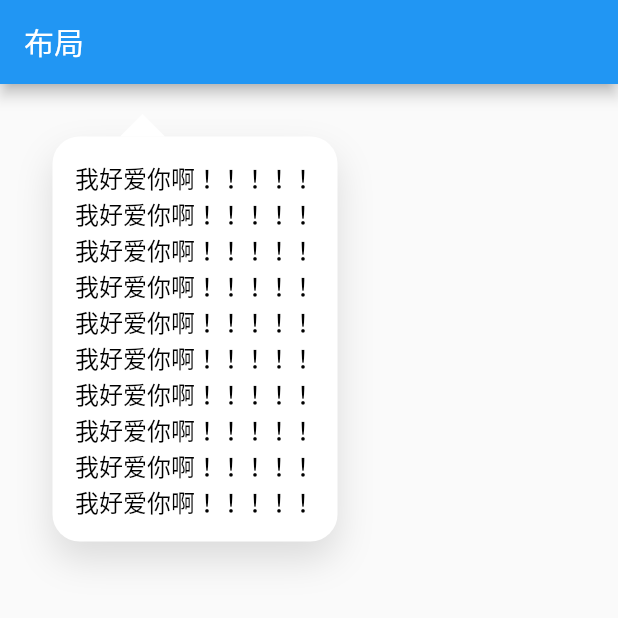
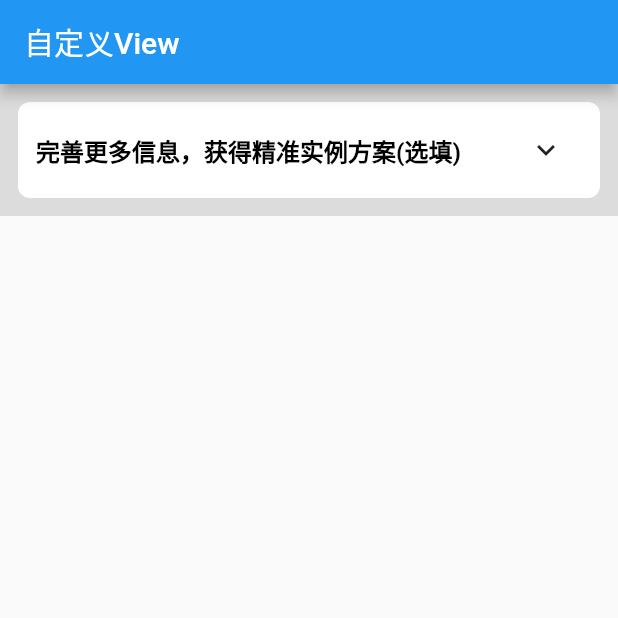
Before and after one commit to iichen-bycode/FlutterPractice, a Flutter app: the screen it shows after launch, on a phone screen of 412 x 824 dp, the top half of it. Run offline on Flutter 3.47's test engine with Material 2 defaults, Android fonts, the phone set to English and light mode, and no system bars; our stand-ins replace flutter_colorpicker, get, image_gallery_saver, photo_view.

Commit message:
伸缩组件

```diff
--- /dev/null
+++ b/lib/custom_view/collapse.dart
@@ -0,0 +1,87 @@
+import 'package:flutter/material.dart';
+
+class Collapse extends StatefulWidget {
+  @override
+  CollapseState createState() => new CollapseState();
+}
+
+class CollapseState extends State<Collapse> with SingleTickerProviderStateMixin{
+  AnimationController _controller;
+  Animation<double> _heightFactor;
+  @override
+  void initState() {
+    _controller = AnimationController(vsync: this,duration: Duration(milliseconds: 250));
+    _heightFactor = _controller.drive(CurveTween(curve: Curves.easeIn));
+    super.initState();
+  }
+
+  @override
+  void dispose() {
+    super.dispose();
+  }
+
+  bool isExpand = false;
+
+  @override
+  Widget build(BuildContext context) {
+    return AnimatedBuilder(
+      animation: _controller.view,
+      builder: (BuildContext context, Widget child) {
+        return Container(
+          decoration: BoxDecoration(
+            borderRadius: BorderRadius.circular(8),
+            color: Colors.white,
+          ),
+          padding: const EdgeInsets.symmetric(horizontal: 12,vertical: 8),
+          child: Column(
+            children: [
+              Row(
+                children: [
+                  Expanded(
+                    child: Text(
+                      "完善更多信息，获得精准实例方案(选填)",
+                      style: TextStyle(
+                          fontWeight: FontWeight.bold,
+                          fontSize: 16,
+                          color: Colors.black
+                      ),
+                    ),
+                  ),
+                  IconButton(icon:Icon(isExpand ? Icons.keyboard_arrow_up : Icons.keyboard_arrow_down), onPressed: () {
+                    setState(() {
+                      isExpand = !isExpand;
+                    });
+                    if(_controller.isCompleted)
+                      _controller.reverse();
+                    else
+                      _controller.forward();
+                  },)
+                ],
+              ),
+              ClipRect(
+                child: Align(
+                  alignment: Alignment.center,
+                  heightFactor: _heightFactor.value,
+                  child: Container(
+                    child: Column(
+                      children: [
+                        Container(height: 200, color: Colors.pinkAccent,),
+                        Container(height: 200, color: Colors.blueGrey,),
+                        Container(height: 200, color: Colors.deepPurpleAccent,),
+                        Container(height: 200, color: Colors.green,)
+                      ],
+                    ),
+                    color: Colors.pinkAccent,
+                  ),
+                ),
+              ),
+            ],
+          ),
+        );
+      },
+      child: Text("hah "),
+    );
+  }
+
+
+}
--- /dev/null
+++ b/lib/custom_view_home.dart
@@ -0,0 +1,39 @@
+import 'package:flutter/material.dart';
+
+import 'custom_view/collapse.dart';
+
+class CustomViewHome extends StatefulWidget {
+  @override
+  CustomViewHomeState createState() => new CustomViewHomeState();
+}
+
+class CustomViewHomeState extends State<CustomViewHome> {
+  @override
+  Widget build(BuildContext context) {
+    return Scaffold(
+      appBar: AppBar(
+        title: Text('自定义View'),
+      ),
+      body: Container(
+        padding: const EdgeInsets.all(12),
+        color: Colors.black12,
+        child: SingleChildScrollView(
+          child: Column(
+            children: [
+              Collapse(),
+            ],
+          ),
+        ),
+      ),
+    );
+  }
+  @override
+  void initState() {
+    super.initState();
+  }
+
+  @override
+  void dispose() {
+    super.dispose();
+  }
+}
--- /dev/null
+++ b/lib/genericity/controller.dart
@@ -0,0 +1,5 @@
+import 'package:get/get.dart';
+
+class TestController extends GetxController{
+  var len = 4.obs;
+}
--- a/lib/main.dart
+++ b/lib/main.dart
@@ -1,5 +1,9 @@
+import 'dart:async';
+
 import 'package:flutter/material.dart';
 import 'package:untitled/renderbox/bubble_renderbox_widget.dart';
+
+import 'custom_view_home.dart';
 
 void main() => runApp(MyApp());
 MediaQueryData mediaQuery;
@@ -11,74 +15,8 @@ class MyApp extends StatelessWidget {
   Widget build(BuildContext context) {
     return MaterialApp(
       debugShowCheckedModeBanner: false,
-      home: Home(),
+      home: CustomViewHome(),
       theme: ThemeData(primarySwatch: Colors.blue),
     );
   }
 }
-
-
-class Home extends StatefulWidget {
-  @override
-  HomeState createState() => new HomeState();
-}
-
-class HomeState extends State<Home> {
-  @override
-  Widget build(BuildContext context) {
-    return Scaffold(
-      appBar: AppBar(
-        title: Text('布局'),
-      ),
-      body: Container(
-        margin: const EdgeInsets.all(35),
-        decoration: BoxDecoration(
-          boxShadow: [
-            BoxShadow(
-                color: Colors.black12,
-                offset: Offset(0.0, 12.0), //阴影xy轴偏移量
-                blurRadius: 20.0, //阴影模糊程度
-                spreadRadius: 0.1//阴影扩散程度
-            )
-          ],
-          borderRadius: BorderRadius.circular(18),
-          color: Colors.white
-        ),
-        child: BubbleRenderBoxWidget(
-          triangleHeight: 15,
-          triangleWidth: 30,
-          color: Colors.white,
-          offset: 45,
-          axis: TriangleBubbleAxis.TOP,
-          child: Container(
-            padding: const EdgeInsets.all(15),
-            child: Column(
-              mainAxisSize: MainAxisSize.min,
-              children: [
-                Text("我好爱你啊！！！！！",style: TextStyle(fontSize: 16,color: Colors.black),),
-                Text("我好爱你啊！！！！！",style: TextStyle(fontSize: 16,color: Colors.black),),
-                Text("我好爱你啊！！！！！",style: TextStyle(fontSize: 16,color: Colors.black),),
-                Text("我好爱你啊！！！！！",style: TextStyle(fontSize: 16,color: Colors.black),),
-                Text("我好爱你啊！！！！！",style: TextStyle(fontSize: 16,color: Colors.black),),
-                Text("我好爱你啊！！！！！",style: TextStyle(fontSize: 16,color: Colors.black),),
-                Text("我好爱你啊！！！！！",style: TextStyle(fontSize: 16,color: Colors.black),),
-                Text("我好爱你啊！！！！！",style: TextStyle(fontSize: 16,color: Colors.black),),
-                Text("我好爱你啊！！！！！",style: TextStyle(fontSize: 16,color: Colors.black),),
-                Text("我好爱你啊！！！！！",style: TextStyle(fontSize: 16,color: Colors.black),),
-              ],
-            ),
-          ),
-        ),
-      ),
-    );
-  }
-  @override
-  void initState() {
-    super.initState();
-  }
-
-  @override
-  void dispose() {
-    super.dispose();
-  }
-}
--- a/pubspec.yaml
+++ b/pubspec.yaml
@@ -18,7 +18,7 @@ publish_to: 'none' # Remove this line if you wish to publish to pub.dev
 version: 1.0.0+1
 
 environment:
-  sdk: ">=2.7.0 <3.0.0"
+  sdk: ">=2.8.0 <3.0.0"
 
 dependencies:
   flutter:
@@ -32,6 +32,7 @@ dependencies:
   photo_view: ^0.13.0
   image_gallery_saver: ^1.7.1 # 文件保存插件
   flutter_colorpicker: ^1.0.3
+  get: ^3.26.0
 
   # The following adds the Cupertino Icons font to your application.
   # Use with the CupertinoIcons class for iOS style icons.
```
Also changed, not shown: lib/genericity/genericity_bean.dart (added, +45 -0 lines), lib/genericity/genericity_page.dart (added, +88 -0 lines), lib/stream_builder_test.dart (added, +61 -0 lines), lib/custom_view/progress_slider.dart (added), lib/custom_view/slider_delete.dart (added), lib/custom_view/week_slider_chart.dart (added), lib/renderbox/custom_layout.dart (line endings or trailing spaces), pubspec.lock.
